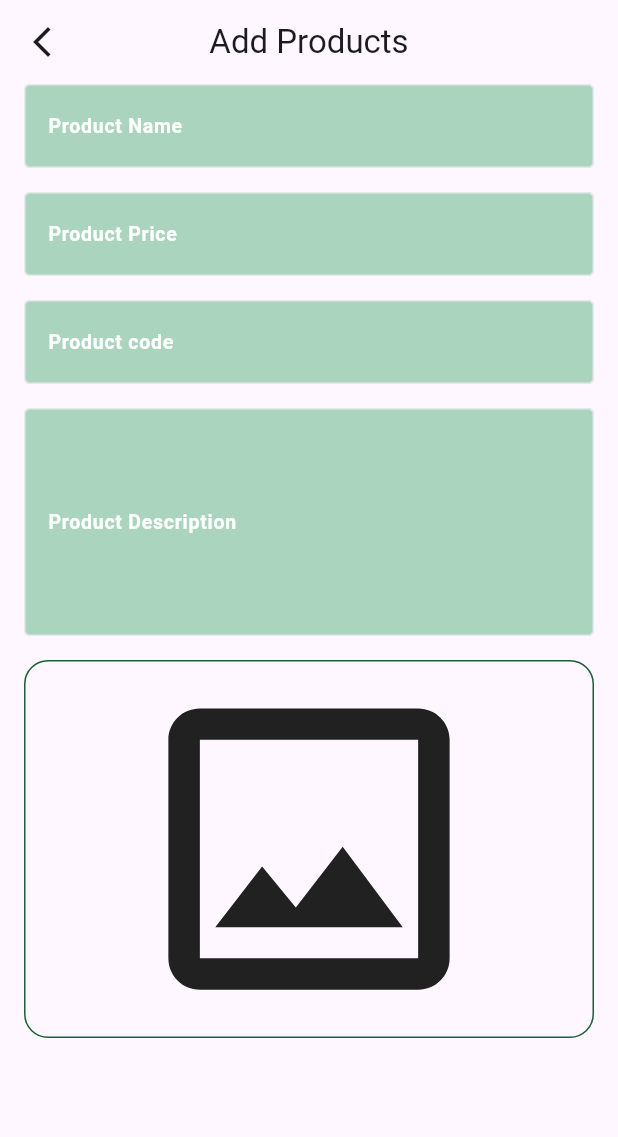
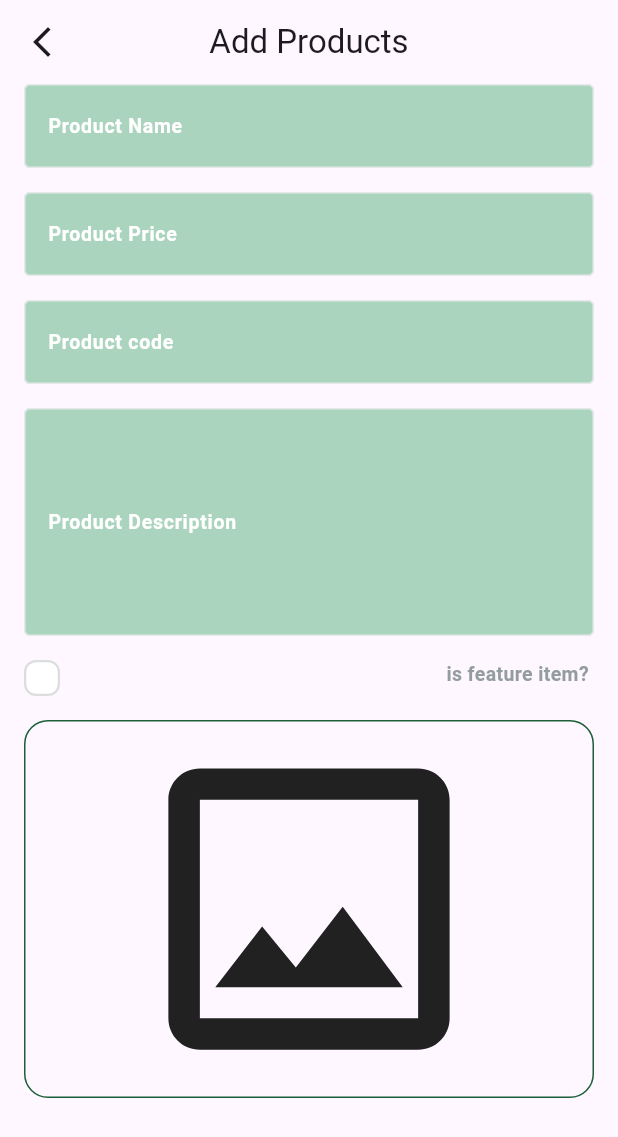
Before and after one commit to MohammedAnwar2/fruits_hub_dashboard, a Flutter app: the AddProductsView screen opened by its route, on a phone screen of 412 x 824 dp. Shown: the top 1137 px of the screen. Run offline on Flutter 3.47's test engine with Material 3 defaults, Android fonts, the phone set to English and light mode, and no system bars; drawn by our look-alikes of skeletonizer; our stand-ins replace firebase_core, flutter_bloc, image_picker; accounts and stored records are empty.

Commit message:
Add IsFeatureCheckBox widget to AddProductsViewBody

```diff
--- a/lib/features/add_products/presentation/widgets/add_products_view_body.dart
+++ b/lib/features/add_products/presentation/widgets/add_products_view_body.dart
@@ -2,6 +2,7 @@ import 'package:flutter/material.dart';
 import 'package:fruits_hub_dashboard/core/utils/app_constants.dart';
 import 'package:fruits_hub_dashboard/core/widgets/custom_form_field.dart';
 import 'package:fruits_hub_dashboard/features/add_products/presentation/widgets/image_field.dart';
+import 'package:fruits_hub_dashboard/features/add_products/presentation/widgets/is_feature_check_box.dart';
 
 class AddProductsViewBody extends StatefulWidget {
   const AddProductsViewBody({super.key});
@@ -41,6 +42,9 @@ class _AddProductsViewBodyState extends State<AddProductsViewBody> {
                 keyboardType: TextInputType.text,
                 maxLines: 5,
               ),
+              IsfeatureCheckBox(
+                onChanged: (value) {},
+              ),
               ImageField(
                 onFilePicked: (imageFile) {},
               ),
--- /dev/null
+++ b/lib/features/add_products/presentation/widgets/custom_check_box.dart
@@ -0,0 +1,35 @@
+import 'package:flutter/material.dart';
+import 'package:fruits_hub_dashboard/core/utils/app_colors.dart';
+
+class CustomCheckbox extends StatelessWidget {
+  const CustomCheckbox(
+      {super.key, required this.value, required this.onChanged});
+  final bool value;
+  final Function(bool) onChanged;
+  @override
+  Widget build(BuildContext context) {
+    return GestureDetector(
+      onTap: () {
+        onChanged(!value);
+      },
+      child: AnimatedContainer(
+        duration: Duration(microseconds: 400),
+        alignment: Alignment.center,
+        // padding: EdgeInsets.all(4),
+        width: 24,
+        height: 24,
+        clipBehavior: Clip.antiAlias,
+        decoration: ShapeDecoration(
+          color: !value ? AppColors.white : AppColors.primary,
+          shape: RoundedRectangleBorder(
+            side: BorderSide(
+                width: 1.50,
+                color: !value ? Color(0xFFDCDEDE) : AppColors.primary),
+            borderRadius: BorderRadius.circular(8),
+          ),
+        ),
+        child: value ? Icon(Icons.check, color: AppColors.white) : null,
+      ),
+    );
+  }
+}
--- /dev/null
+++ b/lib/features/add_products/presentation/widgets/is_feature_check_box.dart
@@ -0,0 +1,59 @@
+import 'package:flutter/material.dart';
+import 'package:fruits_hub_dashboard/core/utils/app_colors.dart';
+import 'package:fruits_hub_dashboard/core/utils/app_text_style.dart';
+import 'package:fruits_hub_dashboard/features/add_products/presentation/widgets/custom_check_box.dart';
+
+class IsfeatureCheckBox extends StatefulWidget {
+  const IsfeatureCheckBox({super.key, required this.onChanged});
+  final Function(bool) onChanged;
+  @override
+  State<IsfeatureCheckBox> createState() => _IsfeatureCheckBoxState();
+}
+
+class _IsfeatureCheckBoxState extends State<IsfeatureCheckBox> {
+  bool termsValue = false;
+  @override
+  Widget build(BuildContext context) {
+    return Row(
+      crossAxisAlignment: CrossAxisAlignment.start,
+      mainAxisAlignment: MainAxisAlignment.spaceBetween,
+      children: [
+        CustomCheckbox(
+          value: termsValue,
+          onChanged: (value) {
+            setState(() {
+              widget.onChanged(value);
+              termsValue = value;
+            });
+          },
+        ),
+        SizedBox(width: 16),
+        Flexible(
+          child: Text.rich(
+            TextSpan(
+              children: [
+                TextSpan(
+                  text: 'is feature item? ',
+                  style: AppTextStyle.semiBold13
+                      .copyWith(color: AppColors.grayLight),
+                ),
+              ],
+            ),
+            // textAlign: TextAlign.right,
+          ),
+        ),
+      ],
+    );
+  }
+}
+
+
+        // Transform.translate(
+        //   offset: Offset(8, 0),
+        //   child: Checkbox(
+        //     value: true,
+        //     activeColor: AppColors.primary,
+        //     onChanged: (value) {},
+        //     materialTapTargetSize: MaterialTapTargetSize.shrinkWrap,
+        //   ),
+        // ),
```
